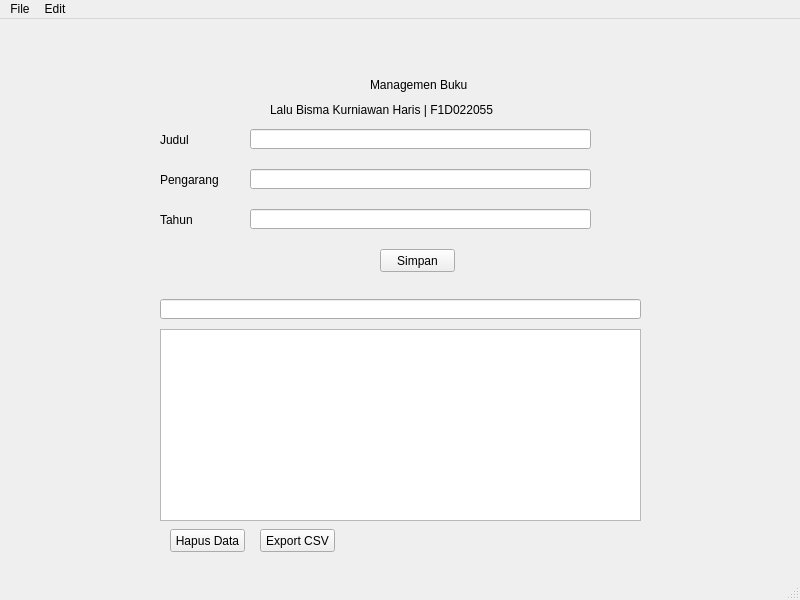
Before: the Qt Designer form manajemenBuku.ui in bismaharis/pv25-week10, drawn with Qt 5.
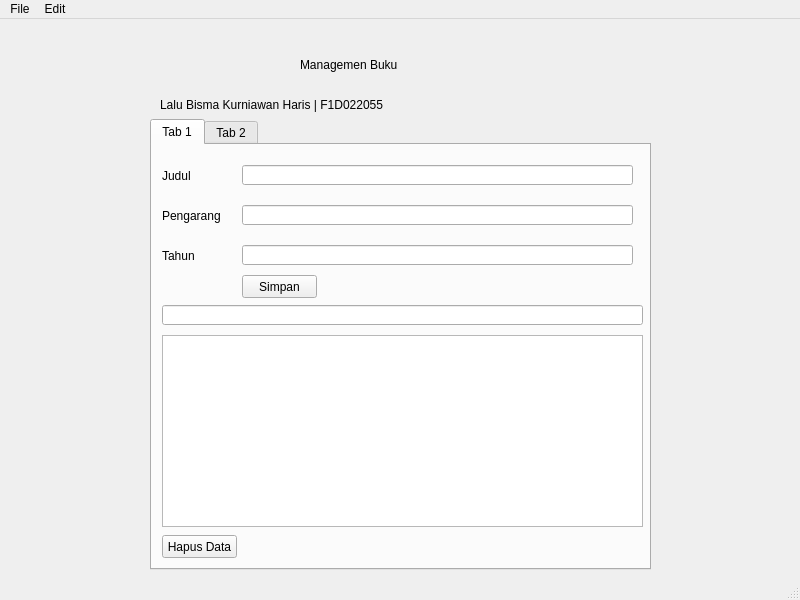
After: the same form once the commit is applied.

```diff
--- a/manajemenBuku.ui
+++ b/manajemenBuku.ui
@@ -17,9 +17,9 @@
    <widget class="QLabel" name="label">
     <property name="geometry">
      <rect>
-      <x>370</x>
-      <y>50</y>
-      <width>101</width>
+      <x>300</x>
+      <y>30</y>
+      <width>221</width>
       <height>31</height>
      </rect>
     </property>
@@ -27,31 +27,66 @@
      <string>Managemen Buku</string>
     </property>
    </widget>
-   <widget class="QLineEdit" name="inputPengarang">
-    <property name="geometry">
-     <rect>
-      <x>250</x>
-      <y>150</y>
-      <width>341</width>
-      <height>20</height>
-     </rect>
-    </property>
-   </widget>
-   <widget class="QTableWidget" name="tableWidget">
+   <widget class="QLabel" name="labelNama">
     <property name="geometry">
      <rect>
       <x>160</x>
-      <y>310</y>
+      <y>70</y>
       <width>481</width>
-      <height>192</height>
+      <height>31</height>
      </rect>
+    </property>
+    <property name="text">
+     <string>Lalu Bisma Kurniawan Haris | F1D022055 </string>
+    </property>
+   </widget>
+   <widget class="QTabWidget" name="tabWidget">
+    <property name="geometry">
+     <rect>
+      <x>150</x>
+      <y>100</y>
+      <width>501</width>
+      <height>451</height>
+     </rect>
+    </property>
+    <property name="currentIndex">
+     <number>0</number>
+    </property>
+    <widget class="QWidget" name="tab">
+     <attribute name="title">
+      <string>Tab 1</string>
+     </attribute>
+     <widget class="QLabel" name="label_3">
+      <property name="geometry">
+       <rect>
+        <x>10</x>
+        <y>20</y>
+        <width>81</width>
+        <height>21</height>
+       </rect>
+      </property>
+      <property name="text">
+       <string>Judul</string>
+      </property>
+     </widget>
+     <widget class="QLabel" name="label_4">
+      <property name="geometry">
+       <rect>
+        <x>10</x>
+        <y>60</y>
+        <width>81</width>
+        <height>21</height>
+       </rect>
+      </property>
+      <property name="text">
+       <string>Pengarang</string>
     </property>
    </widget>
    <widget class="QLabel" name="label_5">
     <property name="geometry">
      <rect>
-      <x>160</x>
-      <y>190</y>
+        <x>10</x>
+        <y>100</y>
       <width>81</width>
       <height>21</height>
      </rect>
@@ -63,31 +98,38 @@
    <widget class="QLineEdit" name="inputJudul">
     <property name="geometry">
      <rect>
-      <x>250</x>
-      <y>110</y>
-      <width>341</width>
+        <x>90</x>
+        <y>20</y>
+        <width>391</width>
       <height>20</height>
      </rect>
     </property>
    </widget>
-   <widget class="QPushButton" name="pushButton_3">
+     <widget class="QLineEdit" name="inputPengarang">
     <property name="geometry">
      <rect>
-      <x>260</x>
-      <y>510</y>
-      <width>75</width>
-      <height>23</height>
-     </rect>
-    </property>
-    <property name="text">
-     <string>Export CSV</string>
+        <x>90</x>
+        <y>60</y>
+        <width>391</width>
+        <height>20</height>
+       </rect>
+      </property>
+     </widget>
+     <widget class="QLineEdit" name="inputTahun">
+      <property name="geometry">
+       <rect>
+        <x>90</x>
+        <y>100</y>
+        <width>391</width>
+        <height>20</height>
+       </rect>
     </property>
    </widget>
    <widget class="QPushButton" name="btnSimpan">
     <property name="geometry">
      <rect>
-      <x>380</x>
-      <y>230</y>
+        <x>90</x>
+        <y>130</y>
       <width>75</width>
       <height>23</height>
      </rect>
@@ -99,8 +141,8 @@
    <widget class="QLineEdit" name="lineCari">
     <property name="geometry">
      <rect>
-      <x>160</x>
-      <y>280</y>
+        <x>10</x>
+        <y>160</y>
       <width>481</width>
       <height>20</height>
      </rect>
@@ -109,47 +151,21 @@
      <string/>
     </property>
    </widget>
-   <widget class="QLabel" name="labelNama">
+     <widget class="QTableWidget" name="tableWidget">
     <property name="geometry">
      <rect>
-      <x>270</x>
-      <y>80</y>
-      <width>271</width>
-      <height>21</height>
-     </rect>
-    </property>
-    <property name="text">
-     <string>Lalu Bisma Kurniawan Haris | F1D022055 </string>
-    </property>
-   </widget>
-   <widget class="QLineEdit" name="inputTahun">
-    <property name="geometry">
-     <rect>
-      <x>250</x>
+        <x>10</x>
       <y>190</y>
-      <width>341</width>
-      <height>20</height>
+        <width>481</width>
+        <height>192</height>
      </rect>
     </property>
    </widget>
-   <widget class="QLabel" name="label_3">
-    <property name="geometry">
-     <rect>
-      <x>160</x>
-      <y>110</y>
-      <width>81</width>
-      <height>21</height>
-     </rect>
-    </property>
-    <property name="text">
-     <string>Judul</string>
-    </property>
-   </widget>
    <widget class="QPushButton" name="btnHapus">
     <property name="geometry">
      <rect>
-      <x>170</x>
-      <y>510</y>
+        <x>10</x>
+        <y>390</y>
       <width>75</width>
       <height>23</height>
      </rect>
@@ -158,18 +174,25 @@
      <string>Hapus Data</string>
     </property>
    </widget>
-   <widget class="QLabel" name="label_4">
+    </widget>
+    <widget class="QWidget" name="tab_2">
+     <attribute name="title">
+      <string>Tab 2</string>
+     </attribute>
+     <widget class="QPushButton" name="btnExportCSV">
     <property name="geometry">
      <rect>
-      <x>160</x>
-      <y>150</y>
-      <width>81</width>
-      <height>21</height>
+        <x>20</x>
+        <y>200</y>
+        <width>451</width>
+        <height>23</height>
      </rect>
     </property>
     <property name="text">
-     <string>Pengarang</string>
-    </property>
+       <string>Export CSV</string>
+      </property>
+     </widget>
+    </widget>
    </widget>
   </widget>
   <widget class="QMenuBar" name="menubar">
```
Left out of the diff: 8 changed lines with no effect on the pictures. Lines whose indentation alone changed are shown as unchanged.
